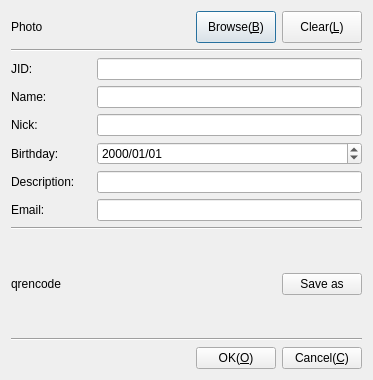
Above: Widgets/DlgUservCard/DlgUservCard.ui from KangLin/RabbitIm before the change. Below: the same form after it.
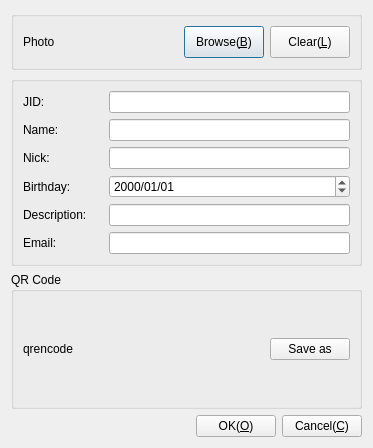
That is the form after the change. Icons and pictures are not drawn.

Diff of the .ui file:
```diff
--- a/Widgets/DlgUservCard/DlgUservCard.ui
+++ b/Widgets/DlgUservCard/DlgUservCard.ui
@@ -7,13 +7,19 @@
     <x>0</x>
     <y>0</y>
     <width>373</width>
-    <height>373</height>
+    <height>418</height>
    </rect>
   </property>
   <property name="windowTitle">
    <string>User Information</string>
   </property>
-  <layout class="QGridLayout" name="gridLayout_2">
+  <layout class="QGridLayout" name="gridLayout_5">
+   <item row="0" column="0">
+    <widget class="QGroupBox" name="groupBox_2">
+     <property name="title">
+      <string/>
+     </property>
+     <layout class="QGridLayout" name="gridLayout_3">
    <item row="0" column="0">
     <layout class="QHBoxLayout" name="horizontalLayout_8">
      <item>
@@ -84,15 +90,17 @@
       </widget>
      </item>
     </layout>
+      </item>
+     </layout>
+    </widget>
    </item>
    <item row="1" column="0">
-    <widget class="Line" name="line">
-     <property name="orientation">
-      <enum>Qt::Horizontal</enum>
+    <widget class="QGroupBox" name="groupBox">
+     <property name="title">
+      <string/>
      </property>
-    </widget>
-   </item>
-   <item row="2" column="0">
+     <layout class="QGridLayout" name="gridLayout_2">
+      <item row="0" column="0">
     <layout class="QHBoxLayout" name="horizontalLayout_7">
      <item>
       <widget class="QLabel" name="label_6">
@@ -128,7 +136,7 @@
      </item>
     </layout>
    </item>
-   <item row="3" column="0">
+      <item row="1" column="0">
     <layout class="QHBoxLayout" name="horizontalLayout">
      <item>
       <widget class="QLabel" name="label">
@@ -161,7 +169,7 @@
      </item>
     </layout>
    </item>
-   <item row="4" column="0">
+      <item row="2" column="0">
     <layout class="QHBoxLayout" name="horizontalLayout_2">
      <item>
       <widget class="QLabel" name="label_2">
@@ -194,7 +202,7 @@
      </item>
     </layout>
    </item>
-   <item row="5" column="0">
+      <item row="3" column="0">
     <layout class="QHBoxLayout" name="horizontalLayout_3">
      <item>
       <widget class="QLabel" name="label_3">
@@ -230,7 +238,7 @@
      </item>
     </layout>
    </item>
-   <item row="6" column="0">
+      <item row="4" column="0">
     <layout class="QHBoxLayout" name="horizontalLayout_4">
      <item>
       <widget class="QLabel" name="label_4">
@@ -263,7 +271,7 @@
      </item>
     </layout>
    </item>
-   <item row="7" column="0">
+      <item row="5" column="0">
     <layout class="QHBoxLayout" name="horizontalLayout_5">
      <item>
       <widget class="QLabel" name="label_5">
@@ -296,14 +304,16 @@
      </item>
     </layout>
    </item>
-   <item row="8" column="0">
-    <widget class="Line" name="line_3">
-     <property name="orientation">
-      <enum>Qt::Horizontal</enum>
-     </property>
+     </layout>
     </widget>
    </item>
-   <item row="9" column="0">
+   <item row="2" column="0">
+    <widget class="QGroupBox" name="groupBox_3">
+     <property name="title">
+      <string>QR Code</string>
+     </property>
+     <layout class="QGridLayout" name="gridLayout_4">
+      <item row="0" column="0">
     <layout class="QGridLayout" name="gridLayout">
      <item row="0" column="0">
       <widget class="QLabel" name="lbQrencode">
@@ -355,14 +365,10 @@
      </item>
     </layout>
    </item>
-   <item row="10" column="0">
-    <widget class="Line" name="line_2">
-     <property name="orientation">
-      <enum>Qt::Horizontal</enum>
-     </property>
+     </layout>
     </widget>
    </item>
-   <item row="11" column="0">
+   <item row="3" column="0">
     <layout class="QHBoxLayout" name="horizontalLayout_6">
      <item>
       <spacer name="horizontalSpacer">
@@ -380,7 +386,7 @@
      <item>
       <widget class="QPushButton" name="pbOK">
        <property name="sizePolicy">
-        <sizepolicy hsizetype="Preferred" vsizetype="Preferred">
+        <sizepolicy hsizetype="Preferred" vsizetype="Fixed">
          <horstretch>0</horstretch>
          <verstretch>0</verstretch>
         </sizepolicy>
```
Left out of the diff: 8 changed lines with no effect on the pictures. Lines whose indentation alone changed are shown as unchanged.
